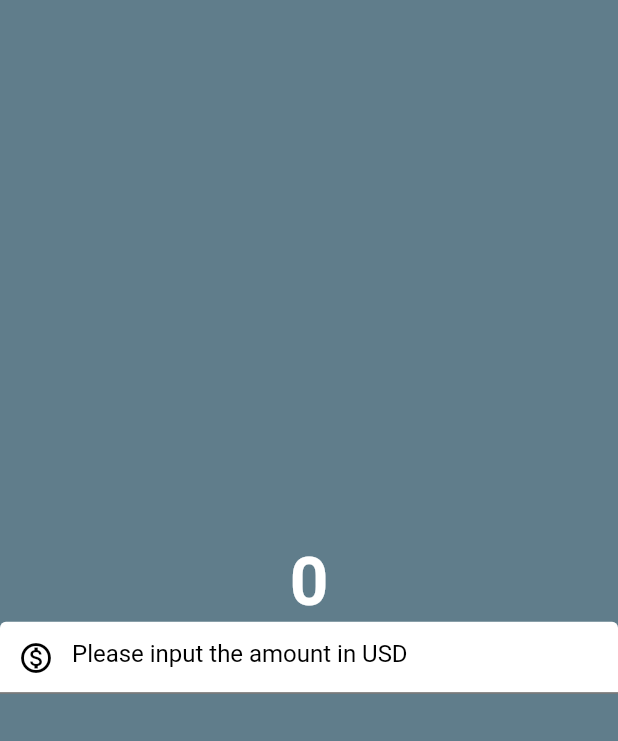
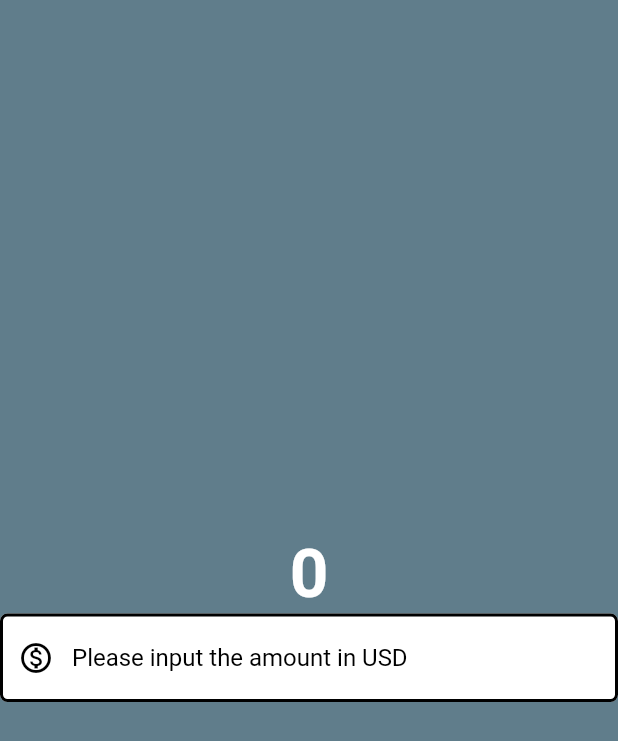
Before and after one commit to gustionusamba24/currency_converter, a Flutter app: the screen it shows after launch, on a phone screen of 412 x 824 dp. Shown: the top 741 px of the screen. Run offline on Flutter 3.47's test engine with Material 2 defaults, Android fonts, the phone set to English and light mode, and no system bars.

Commit message:
border widet

```diff
--- a/lib/currency_converter.dart
+++ b/lib/currency_converter.dart
@@ -37,7 +37,14 @@ class CurrencyConverter extends StatelessWidget {
                     width: 2.0,
                     style: BorderStyle.solid,
                   ),
-                  borderRadius: BorderRadius.circular(50),
+                  borderRadius: BorderRadius.circular(5),
+                ),
+                enabledBorder: OutlineInputBorder(
+                  borderSide: const BorderSide(
+                    width: 2.0,
+                    style: BorderStyle.solid,
+                  ),
+                  borderRadius: BorderRadius.circular(5),
                 ),
               ),
             ),
```
